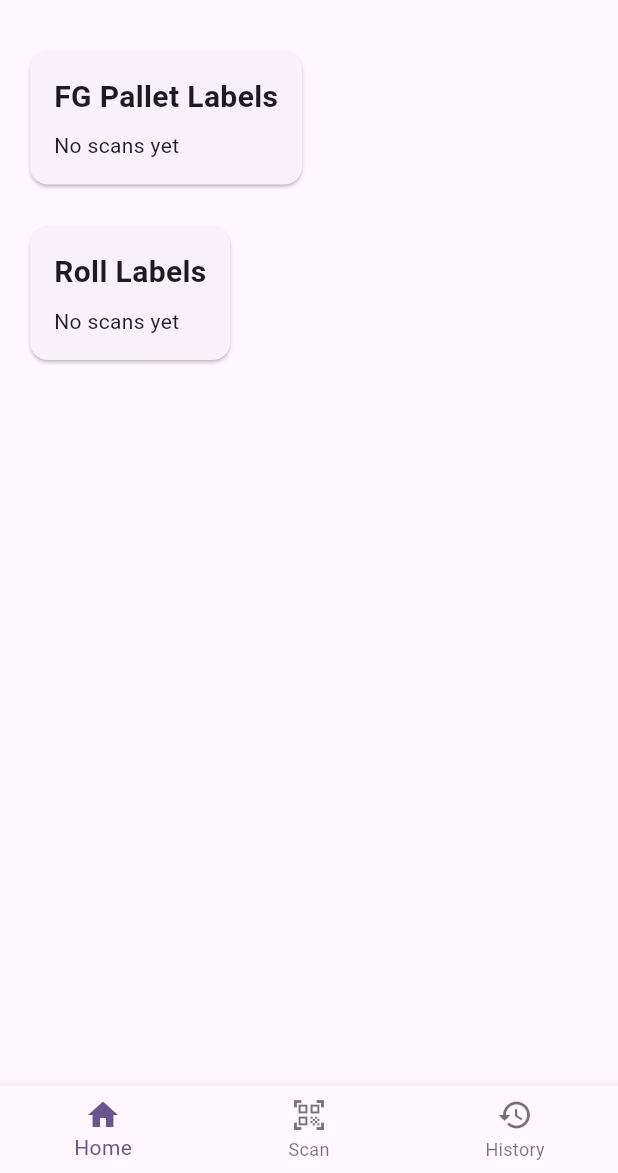
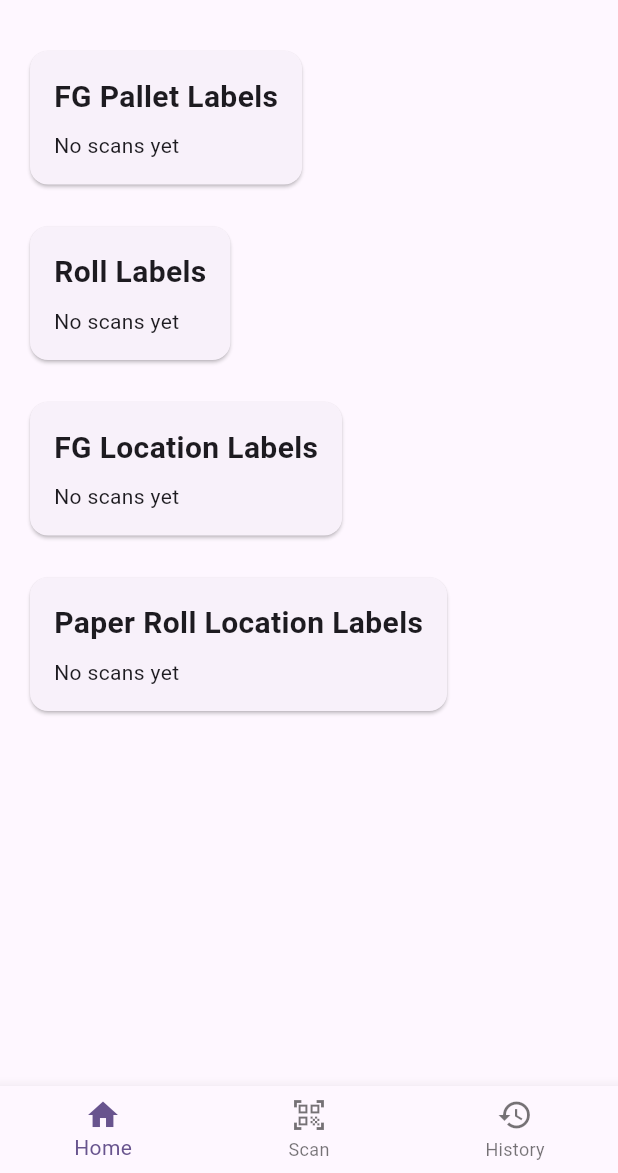
Before and after one commit to aidilaqif/cps_dragonfly_mobile_app, a Flutter app: the screen it shows after launch, on a phone screen of 412 x 824 dp, the part 63-1236 px from its top. Run offline on Flutter 3.47's test engine with Material 3 defaults, Android fonts, the phone set to English and light mode, and no system bars; missing offline and left inert: mobile_scanner.

Commit message:
filteration for fg location label and paper roll location label added

```diff
--- /dev/null
+++ b/lib/models/fg_location_label.dart
@@ -0,0 +1,30 @@
+class FGLocationLabel {
+  final String locationId;
+  final DateTime timeLog;
+
+  FGLocationLabel({
+    required this.locationId,
+    required this.timeLog,
+  });
+
+  // Parse the scanned value into FGLocationLabel object
+  static FGLocationLabel? fromScanData(String scanData) {
+    // Pattern matches:
+    // - Single letter (like B)
+    // - Any letter followed by 2 digits (like B01, A07)
+    // - R followed by any letter and a digit 1-5 (like RA1, RB4, RC3)
+    final pattern = RegExp(r'^([A-Za-z]|[A-Za-z]\d{2}|R[A-Za-z][1-9])$');
+     // Pattern matches:
+    // - Single letter B
+    // - B followed by 2 digits (B01)
+    // - A followed by 2 digits (A07, A08)
+    // - RA or RB followed by 1 digit (RA1, RB4)
+    // final pattern = RegExp(r'^(B|B\d{2}|A\d{2}|R[AB][1-5])$');
+    if (!pattern.hasMatch(scanData)) return null;
+
+    return FGLocationLabel(
+      locationId: scanData, // Convert to uppercase for consistency
+      timeLog: DateTime.now(),
+    );
+  }
+}
--- /dev/null
+++ b/lib/models/paper_roll_location_label.dart
@@ -0,0 +1,24 @@
+class PaperRollLocationLabel {
+  final String locationId;
+  final DateTime timeLog;
+
+  PaperRollLocationLabel({
+    required this.locationId,
+    required this.timeLog,
+  });
+
+  // Parse the scanned value into PaperRollLocationLabel object
+  static PaperRollLocationLabel? fromScanData(String scanData) {
+    // Pattern matches: any letter followed by a number
+    // Example: A1, B2, C3, S3, P2, X9, etc.
+    // final pattern = RegExp(r'^[A-Za-z][0-9]$');
+    // Pattern matches: S followed by a number, or P followed by a number
+    final pattern = RegExp(r'^[A-Z][0-9]$');
+    if (!pattern.hasMatch(scanData)) return null;
+
+    return PaperRollLocationLabel(
+      locationId: scanData, // Convert to uppercase for consistency
+      timeLog: DateTime.now(),
+    );
+  }
+}
--- a/lib/pages/home_page.dart
+++ b/lib/pages/home_page.dart
@@ -1,5 +1,7 @@
+import 'package:cps_dragonfly_4_mobile_app/models/fg_location_label.dart';
 import 'package:cps_dragonfly_4_mobile_app/models/fg_pallet_label.dart';
 import 'package:cps_dragonfly_4_mobile_app/models/label_types.dart';
+import 'package:cps_dragonfly_4_mobile_app/models/paper_roll_location_label.dart';
 import 'package:cps_dragonfly_4_mobile_app/models/roll_label.dart';
 import 'package:cps_dragonfly_4_mobile_app/models/scan_session.dart';
 import 'package:cps_dragonfly_4_mobile_app/services/scan_service.dart';
@@ -31,6 +33,18 @@ class HomePage extends StatelessWidget {
                 'Roll Labels',
                 LabelType.roll,
                 (scan) => 'Roll ID: ${(scan as RollLabel).rollId}',
+              ),
+              const SizedBox(height: 20),
+              _buildLabelTypeSection(
+                'FG Location Labels',
+                LabelType.fgLocation,
+                (scan) => 'Location: ${(scan as FGLocationLabel).locationId}',
+              ),
+              const SizedBox(height: 20),
+              _buildLabelTypeSection(
+                'Paper Roll Location Labels',
+                LabelType.paperRollLocation,
+                (scan) => 'Location: ${(scan as PaperRollLocationLabel).locationId}',
               ),
             ],
           ),
--- a/lib/pages/scan_history_page.dart
+++ b/lib/pages/scan_history_page.dart
@@ -1,5 +1,7 @@
+import 'package:cps_dragonfly_4_mobile_app/models/fg_location_label.dart';
 import 'package:cps_dragonfly_4_mobile_app/models/fg_pallet_label.dart';
 import 'package:cps_dragonfly_4_mobile_app/models/label_types.dart';
+import 'package:cps_dragonfly_4_mobile_app/models/paper_roll_location_label.dart';
 import 'package:cps_dragonfly_4_mobile_app/models/roll_label.dart';
 import 'package:cps_dragonfly_4_mobile_app/models/scan_session.dart';
 import 'package:cps_dragonfly_4_mobile_app/services/scan_service.dart';
@@ -121,6 +123,10 @@ class _ScanHistoryPageState extends State<ScanHistoryPage> {
           return scan is FGPalletLabel;
         case LabelType.roll:
           return scan is RollLabel;
+        case LabelType.fgLocation:
+          return scan is FGLocationLabel;
+        case LabelType.paperRollLocation:
+          return scan is PaperRollLocationLabel;
         default:
           return false;
       }
@@ -133,6 +139,12 @@ class _ScanHistoryPageState extends State<ScanHistoryPage> {
     }
     if (scan is RollLabel) {
       return 'Roll - ID: ${scan.rollId}';
+    }
+    if (scan is FGLocationLabel) {
+      return 'FG Location - ID: ${scan.locationId}';
+    }
+    if (scan is PaperRollLocationLabel) {
+      return 'Paper Roll Location - ID: ${scan.locationId}';
     }
     return 'Unknown Type';
   }
```
Also changed, not shown: lib/pages/scan_code_page.dart (+30 -1 lines), lib/services/scan_service.dart (+31 -0 lines), lib/models/roll_label.dart (line endings or trailing spaces).
